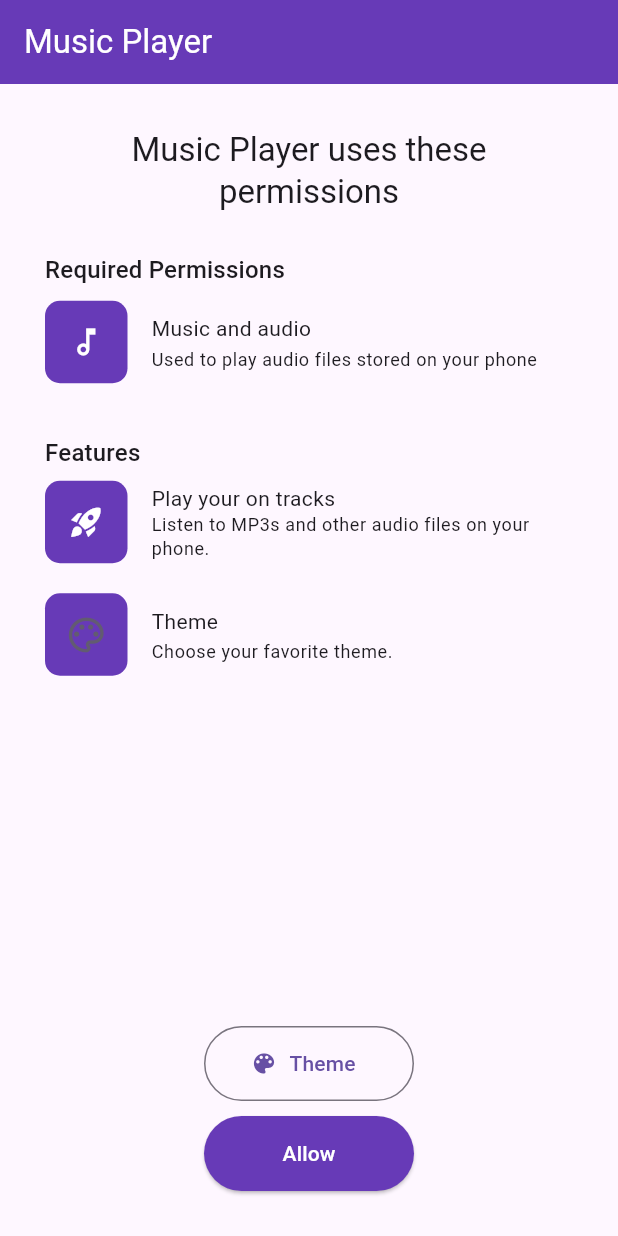
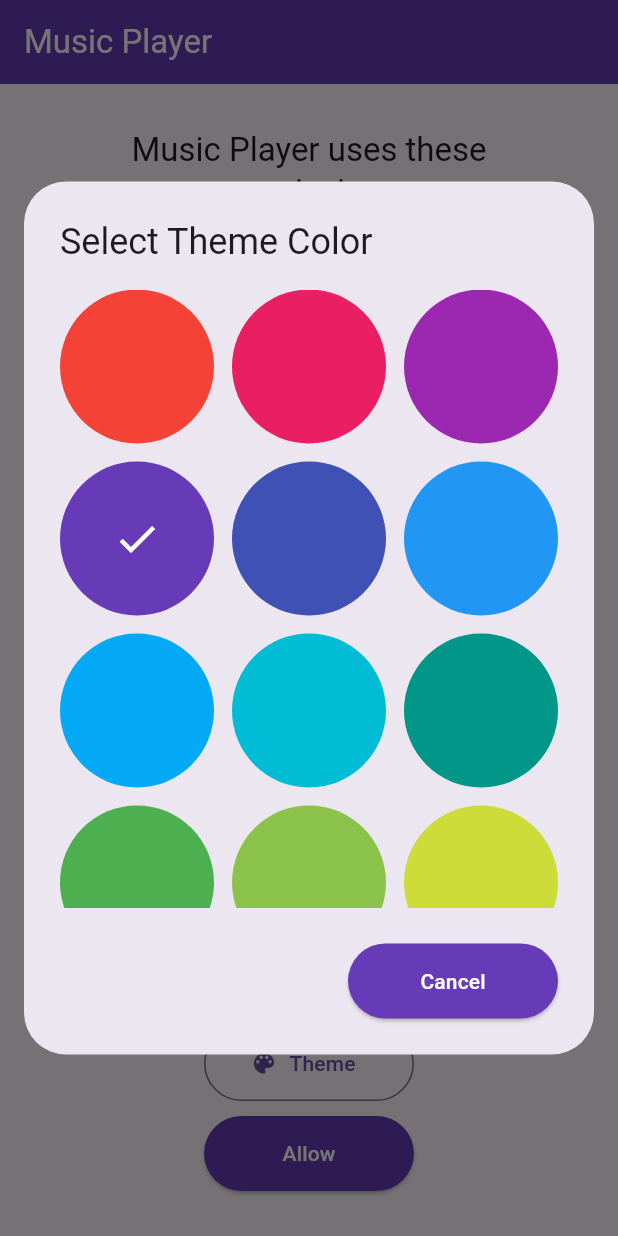
Before and after one commit to iamankitm05/music_player, a Flutter app: the PermissionsScreen screen opened directly, after a tap on "Theme", on a phone screen of 412 x 824 dp. Run offline on Flutter 3.47's test engine with Material 3 defaults, Android fonts, the phone set to English and light mode, and no system bars; drawn by our look-alikes of toastification; our stand-ins replace flutter_riverpod, gap, on_audio_query, riverpod_annotation, shared_preferences; accounts and stored records are empty; generated files the repository leaves out were written again.

Commit message:
create filter songs create search songs create theme color changer

```diff
--- a/lib/screens/permissions/permissions_screen.dart
+++ b/lib/screens/permissions/permissions_screen.dart
@@ -4,15 +4,13 @@ import 'package:gap/gap.dart';
 import 'package:music_player/providers/permissions_provider.dart';
 import 'package:music_player/theme/app_colors.dart';
 import 'package:music_player/utils/app_strings.dart';
+import 'package:music_player/widgets/color_plate_dialog.dart';
 
 class PermissionsScreen extends ConsumerWidget {
   const PermissionsScreen({super.key});
 
   @override
   Widget build(BuildContext context, WidgetRef ref) {
-    final permissionAsyncValue = ref.watch(permissionsProvider);
-    final isLoading = permissionAsyncValue.isLoading;
-
     final textTheme = Theme.of(context).textTheme;
     final colorScheme = Theme.of(context).colorScheme;
 
@@ -104,7 +102,12 @@ class PermissionsScreen extends ConsumerWidget {
             ),
             const Spacer(),
             OutlinedButton.icon(
-              onPressed: () {},
+              onPressed: () {
+                showDialog(
+                  context: context,
+                  builder: (context) => ColorPlateDialog(),
+                );
+              },
               label: const Text(AppStrings.theme),
               icon: Icon(Icons.color_lens),
             ),
@@ -113,9 +116,7 @@ class PermissionsScreen extends ConsumerWidget {
               onPressed: () {
                 ref.read(permissionsProvider.notifier).requestPermissions();
               },
-              child: isLoading
-                  ? const CircularProgressIndicator()
-                  : const Text(AppStrings.allow),
+              child: const Text(AppStrings.allow),
             ),
           ],
         ),
--- a/lib/theme/app_colors.dart
+++ b/lib/theme/app_colors.dart
@@ -5,4 +5,6 @@ abstract final class AppColors {
   static const black = Colors.black;
   static const deepPurple = Colors.deepPurple;
   static const red = Colors.red;
+
+  static List<Color> get colors => Colors.primaries;
 }
--- a/lib/utils/app_strings.dart
+++ b/lib/utils/app_strings.dart
@@ -16,17 +16,21 @@ abstract final class AppStrings {
   static const errorEncounteredPleaseTryAgain =
       'Error encountered. Please try again.';
   static const cancel = 'Cancel';
+  static const songs = 'Songs';
+  static const close = 'Close';
   static const create = 'Create';
   static const artists = 'Artists';
   static const albums = 'Albums';
   static const playlist = 'Playlist';
   static const rename = 'Rename';
   static const all = 'All';
+  static const select = 'Select';
   static const delete = 'Delete';
   static const aboutApp = 'About App';
   static const privacyPolicy = 'Privacy Policy';
   static const createPlaylist = 'Create Playlist';
   static const renamePlaylist = 'Rename Playlist';
+  static const selectThemeColor = 'Select Theme Color';
   static const deletingThisCannotBeUndonePleaseConfirmToProceed =
       'Deleting this cannot be undone. Please confirm to proceed.';
   static const pleaseEnterAValidPlaylistName =
--- /dev/null
+++ b/lib/utils/shared_preference_keys.dart
@@ -0,0 +1,3 @@
+abstract class SharedPreferenceKeys {
+  static const themeColor = 'themeColor';
+}
--- /dev/null
+++ b/lib/widgets/color_plate_dialog.dart
@@ -0,0 +1,55 @@
+import 'package:flutter/material.dart';
+import 'package:flutter_riverpod/flutter_riverpod.dart';
+import 'package:music_player/theme/app_colors.dart';
+import 'package:music_player/theme/app_theme_color_provider.dart';
+import 'package:music_player/utils/app_strings.dart';
+
+class ColorPlateDialog extends ConsumerWidget {
+  const ColorPlateDialog({super.key});
+
+  @override
+  Widget build(BuildContext context, WidgetRef ref) {
+    final appThemeColor = ref.watch(appThemeColorProvider);
+    final colors = AppColors.colors;
+    final screenSize = MediaQuery.sizeOf(context);
+
+    return AlertDialog(
+      insetPadding: EdgeInsets.all(16),
+      title: Text(AppStrings.selectThemeColor),
+      content: SizedBox(
+        width: 500,
+        height: screenSize.height * 0.5,
+        child: GridView.builder(
+          itemCount: colors.length,
+          gridDelegate: SliverGridDelegateWithMaxCrossAxisExtent(
+            maxCrossAxisExtent: 100,
+            mainAxisSpacing: 12,
+            crossAxisSpacing: 12,
+          ),
+          itemBuilder: (context, index) {
+            final color = colors[index];
+            return GestureDetector(
+              onTap: () {
+                ref
+                    .read(appThemeColorProvider.notifier)
+                    .changeThemeColor(color);
+              },
+              child: Container(
+                decoration: BoxDecoration(shape: BoxShape.circle, color: color),
+                child: appThemeColor == color
+                    ? Icon(Icons.check, color: AppColors.white, size: 32)
+                    : null,
+              ),
+            );
+          },
+        ),
+      ),
+      actions: [
+        ElevatedButton(
+          onPressed: () => Navigator.pop(context),
+          child: Text(AppStrings.cancel),
+        ),
+      ],
+    );
+  }
+}
```
Also changed, not shown: lib/main.dart (+13 -2 lines), lib/providers/filtered_songs_provider.dart (added, +14 -0 lines), lib/providers/shared_preference_provider.dart (added, +10 -0 lines), lib/screens/filtered_songs/filtered_songs_screen.dart (added, +74 -0 lines), lib/screens/home/albums_tab_view.dart (+8 -1 lines), lib/screens/home/artists_tab_view.dart (+8 -1 lines), lib/screens/home/home_screen.dart (+17 -3 lines), lib/screens/search/search_screen.dart (+56 -3 lines), lib/theme/app_theme_color_provider.dart (+20 -1 lines).
